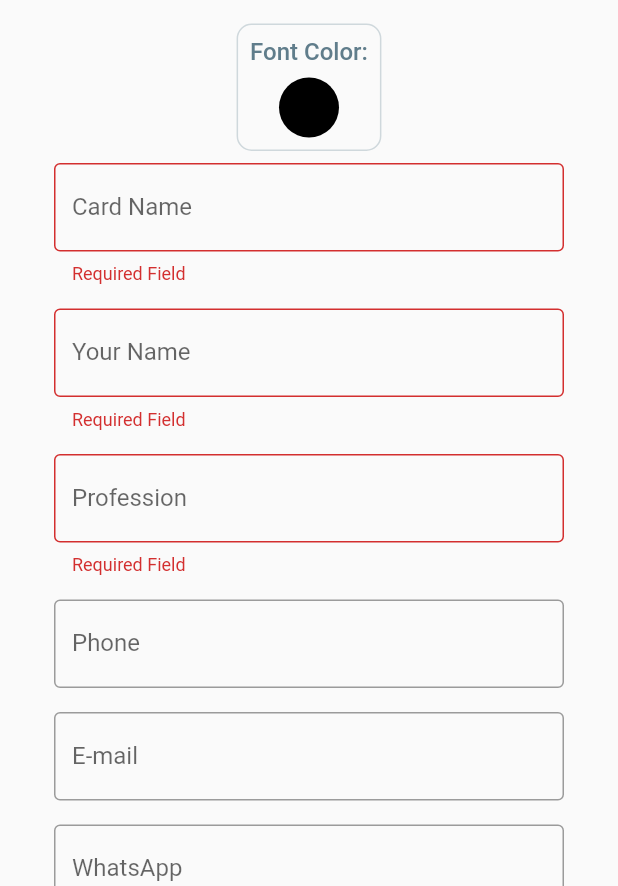
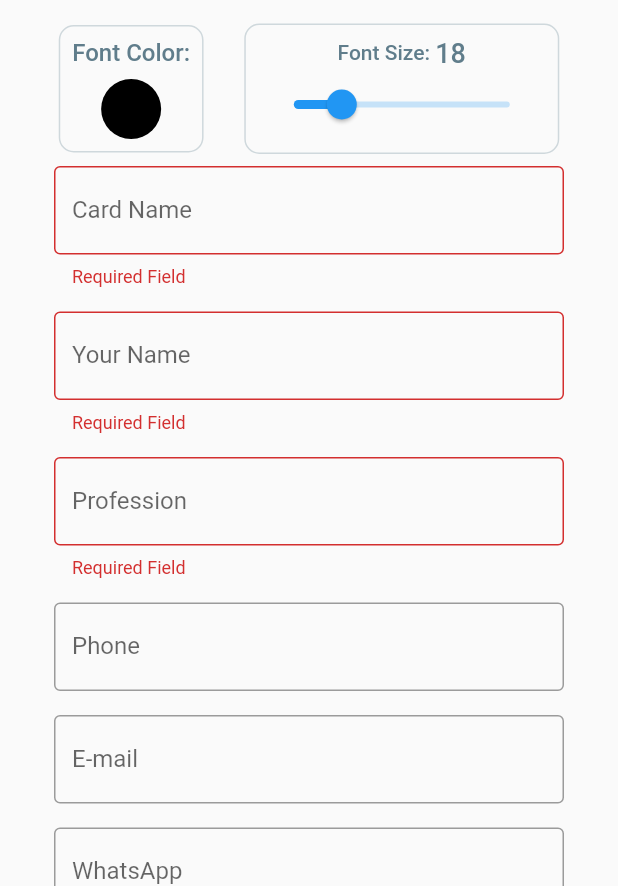
Before and after one commit to rodrigobastosv/heremycard, a Flutter app: the AddCardScreen screen opened directly, after a tap on "Save", on a phone screen of 412 x 824 dp, the part 350-1236 px from its top. Run offline on Flutter 3.47's test engine with Material 2 defaults, Android fonts, the light colour scheme and no system bars; our stand-ins replace dotted_border, flutter_colorpicker, fluttertoast, image_picker, material_design_icons_flutter, sqflite; missing offline and left inert: esys_flutter_share; accounts and stored records are empty.

Commit message:
Adding font size

```diff
--- a/lib/dao/card_dao.dart
+++ b/lib/dao/card_dao.dart
@@ -37,6 +37,7 @@ class CardDAO {
           $PROFILE_IMAGE_PATH = ?,
           $BACKGROUND_IMAGE_PATH = ?,
           $FONT_COLOR = ?,
+          $FONT_SIZE = ?,
           $PHONE = ?,
           $EMAIL = ?,
           $WHATSAPP = ?
@@ -49,6 +50,7 @@ class CardDAO {
           cardModel.profileImagePath,
           cardModel.backgroundImagePath,
           cardModel.fontColor,
+          cardModel.fontSize,
           cardModel.phone,
           cardModel.email,
           cardModel.whatsapp,
--- a/lib/db/db.dart
+++ b/lib/db/db.dart
@@ -34,6 +34,7 @@ class DB {
         CREATE TABLE $CARD_TABLE(
           $ID INTEGER PRIMARY KEY,
           $FONT_COLOR INTEGER,
+          $FONT_SIZE INTEGER,
           $LABEL TEXT,
           $NAME TEXT,
           $PROFESSION TEXT,
--- a/lib/db/db_utils.dart
+++ b/lib/db/db_utils.dart
@@ -6,6 +6,7 @@ const PROFESSION = 'profession';
 const PROFILE_IMAGE_PATH = 'profile_image_path';
 const BACKGROUND_IMAGE_PATH = 'background_image_path';
 const FONT_COLOR = 'font_color';
+const FONT_SIZE = 'font_size';
 const PHONE = 'phone';
 const EMAIL = 'email';
 const WHATSAPP = 'whatsapp';
--- a/lib/model/card_model.dart
+++ b/lib/model/card_model.dart
@@ -3,6 +3,7 @@ import 'package:heremycard/db/db_utils.dart';
 class CardModel {
   int id;
   int fontColor;
+  int fontSize;
   String label;
   String name;
   String profession;
@@ -23,6 +24,7 @@ class CardModel {
       ..profileImagePath = json[PROFILE_IMAGE_PATH]
       ..backgroundImagePath = json[BACKGROUND_IMAGE_PATH]
       ..fontColor = json[FONT_COLOR]
+      ..fontSize = json[FONT_SIZE]
       ..phone = json[PHONE]
       ..email = json[EMAIL]
       ..whatsapp = json[WHATSAPP];
@@ -37,6 +39,7 @@ class CardModel {
       PROFILE_IMAGE_PATH: instance.profileImagePath,
       BACKGROUND_IMAGE_PATH: instance.backgroundImagePath,
       FONT_COLOR: instance.fontColor,
+      FONT_SIZE: instance.fontSize,
       PHONE: instance.phone,
       EMAIL: instance.email,
       WHATSAPP: instance.whatsapp
--- a/lib/screen/add_screen/add_card_screen.dart
+++ b/lib/screen/add_screen/add_card_screen.dart
@@ -30,7 +30,8 @@ class _AddCardScreenState extends State<AddCardScreen> {
   final cardModel;
   final form = GlobalKey<FormState>();
   final _service = CardService();
-  int pickedFontColor;
+  int pickedFontColor = 0xFF000000;
+  int pickedFontSize = 18;
 
   bool get isEdit => cardModel.id != null;
 
@@ -42,10 +43,10 @@ class _AddCardScreenState extends State<AddCardScreen> {
       widget.setId(cardModel.id);
       widget.setProfileImagePath(cardModel.profileImagePath);
       pickedFontColor = cardModel.fontColor;
-    } else {
-      pickedFontColor = 0xFF000000;
+      pickedFontSize = cardModel.fontSize;
     }
     widget.setFontColor(pickedFontColor);
+    widget.setFontSize(pickedFontSize);
   }
 
   @override
@@ -80,7 +81,13 @@ class _AddCardScreenState extends State<AddCardScreen> {
                 SizedBox(
                   height: 16.0,
                 ),
-                _buildColorPicker(),
+                Row(
+                  mainAxisAlignment: MainAxisAlignment.spaceEvenly,
+                  children: <Widget>[
+                    _buildColorPicker(),
+                    _buildFontSizePicker(),
+                  ],
+                ),
                 TextFormfieldWithPadding(
                   initialValue: cardModel.label,
                   label: 'Card Name',
@@ -158,6 +165,47 @@ class _AddCardScreenState extends State<AddCardScreen> {
             ),
           ],
         ),
+      ),
+    );
+  }
+
+  Widget _buildFontSizePicker() {
+    return Container(
+      padding: const EdgeInsets.all(8.0),
+      decoration: BoxDecoration(
+        border: Border.all(color: Colors.blueGrey[100]),
+        borderRadius: BorderRadius.circular(10.0),
+      ),
+      child: Column(
+        children: <Widget>[
+          Row(
+            children: <Widget>[
+              Text(
+                'Font Size: ',
+                style: TextStyle(
+                  color: Colors.blueGrey,
+                  fontWeight: FontWeight.w500,
+                ),
+              ),
+              Text(
+                pickedFontSize.toString(),
+                style: TextStyle(
+                  color: Colors.blueGrey,
+                  fontSize: pickedFontSize.toDouble(),
+                  fontWeight: FontWeight.w500,
+                ),
+              ),
+            ],
+          ),
+          Slider(
+            onChanged: (value) {
+              setState(() => pickedFontSize = value.toInt());
+            },
+            value: pickedFontSize.toDouble(),
+            min: 14,
+            max: 32,
+          ),
+        ],
       ),
     );
   }
@@ -251,6 +299,7 @@ class _AddCardScreenState extends State<AddCardScreen> {
     if (formState.validate()) {
       formState.save();
       widget.setFontColor(pickedFontColor);
+      widget.setFontSize(pickedFontSize);
       if (isEdit) {
         await _service.update(FormSettersMixin.cardModel);
       } else {
--- a/lib/screen/add_screen/form_setters_mixin.dart
+++ b/lib/screen/add_screen/form_setters_mixin.dart
@@ -25,6 +25,7 @@ mixin FormSettersMixin {
 
   void setId(int id) => cardModel.id = id;
   void setFontColor(int fontColor) => cardModel.fontColor = fontColor;
+  void setFontSize(int fontSize) => cardModel.fontSize = fontSize;
   void setProfileImagePath(String profileImage) => cardModel.profileImagePath = profileImage;
   void setBackgroundImagePath(String backgroundImage) => cardModel.backgroundImagePath = backgroundImage;
 }
--- a/lib/screen/profile_card/profile_card_screen.dart
+++ b/lib/screen/profile_card/profile_card_screen.dart
@@ -26,6 +26,7 @@ class _ProfileCardScreenState extends State<ProfileCardScreen> {
   final CardModel card;
 
   int get fontColor => card.fontColor;
+  int get fontSize => card.fontSize;
 
   File _file;
 
@@ -127,7 +128,7 @@ class _ProfileCardScreenState extends State<ProfileCardScreen> {
                         Text(
                           card.name,
                           style: TextStyle(
-                            fontSize: 22.0,
+                            fontSize: fontSize.toDouble(),
                             fontWeight: FontWeight.bold,
                             color: Color(fontColor),
                           ),
@@ -136,7 +137,7 @@ class _ProfileCardScreenState extends State<ProfileCardScreen> {
                         Text(
                           card.profession,
                           style: TextStyle(
-                            fontSize: 16.0,
+                            fontSize: fontSize.toDouble() - 6.0,
                             fontWeight: FontWeight.w500,
                             color: Color(fontColor),
                           ),
@@ -152,9 +153,9 @@ class _ProfileCardScreenState extends State<ProfileCardScreen> {
                   mainAxisAlignment: MainAxisAlignment.center,
                   children: <Widget>[
                     _buildInfoRow(
-                        Icons.email, card.email, fontColor, Colors.red[800]),
-                    _buildInfoRow(Icons.phone, card.phone, fontColor),
-                    _buildInfoRow(MdiIcons.whatsapp, card.whatsapp, fontColor,
+                        Icons.email, card.email, Colors.red[800]),
+                    _buildInfoRow(Icons.phone, card.phone),
+                    _buildInfoRow(MdiIcons.whatsapp, card.whatsapp,
                         Colors.green),
                   ],
                 ),
@@ -170,9 +171,8 @@ class _ProfileCardScreenState extends State<ProfileCardScreen> {
       ),
     );
   }
-}
 
-Widget _buildInfoRow(IconData icon, String text, int fontColor, [Color color]) {
+  Widget _buildInfoRow(IconData icon, String text, [Color color]) {
     if (text == null || text.isEmpty) {
       return Container();
     }
@@ -190,6 +190,7 @@ Widget _buildInfoRow(IconData icon, String text, int fontColor, [Color color]) {
           Text(
             text,
             style: TextStyle(
+              fontSize: fontSize.toDouble(),
               color: Color(fontColor),
             ),
           ),
@@ -197,3 +198,4 @@ Widget _buildInfoRow(IconData icon, String text, int fontColor, [Color color]) {
       ),
     );
   }
+}
```
Lines whose indentation alone changed are shown as unchanged.
